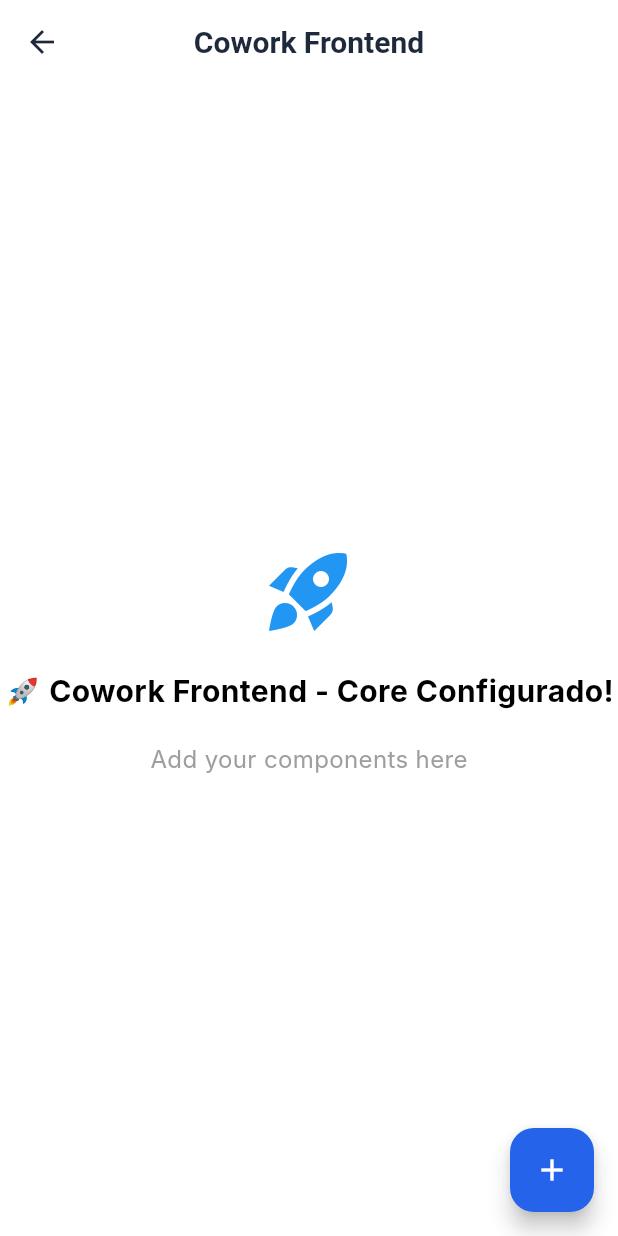
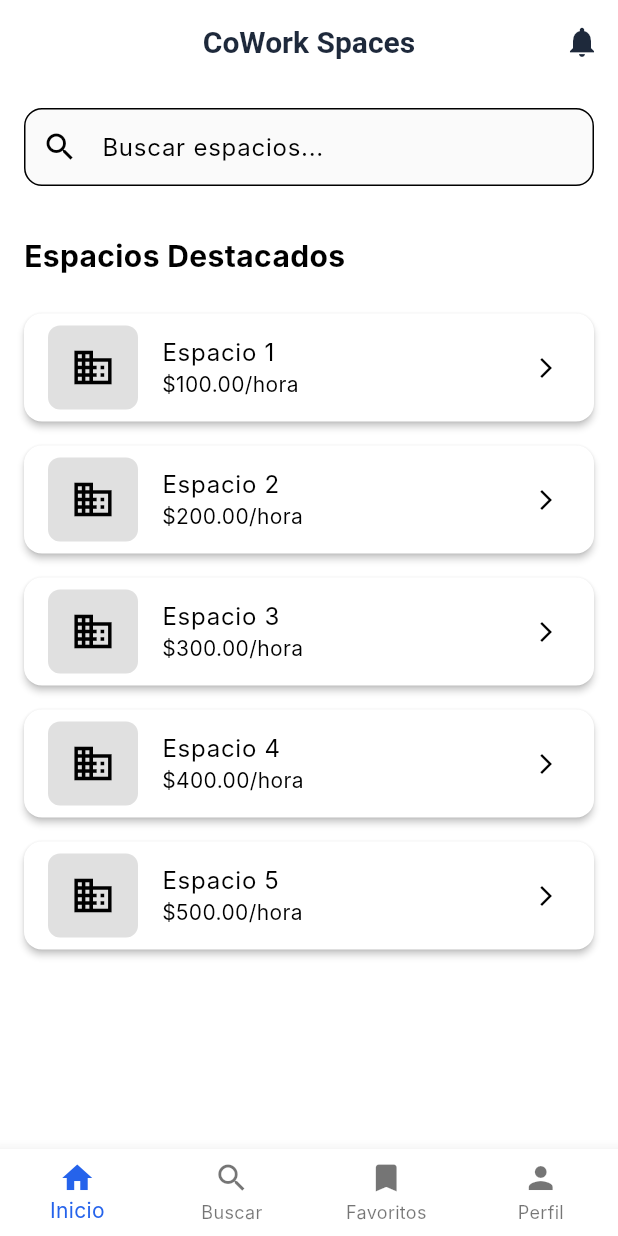
Before and after one commit to imdemian/cowork_mobile, a Flutter app: the HomePage screen opened directly, on a phone screen of 412 x 824 dp. Run offline on Flutter 3.47's test engine with Material 3 defaults, Android fonts, the phone set to English and light mode, and no system bars; our stand-ins replace dartz, dio, get_it; Roboto replaces fonts that are missing (Inter).

Commit message:
feat: Add home feature module
- Create home domain layer (entities, repositories, use cases)
- Create home data layer (models, datasources, repository implementation)
- Create home presentation layer (pages, widgets)
- Update dependency injection for home feature
- Update main.dart to show HomePage as initial screen

```diff
--- /dev/null
+++ b/lib/features/home/data/repositories/home_repository_impl.dart
@@ -0,0 +1,41 @@
+import 'package:dartz/dartz.dart';
+import 'package:cowork_frontend/core/errors/failures.dart';
+import '../../domain/entities/space_entity.dart';
+import '../../domain/repositories/home_repository.dart';
+import '../datasources/home_remote_datasource.dart';
+
+class HomeRepositoryImpl implements HomeRepository {
+  final HomeRemoteDataSource remoteDataSource;
+
+  HomeRepositoryImpl(this.remoteDataSource);
+
+  @override
+  Future<Either<Failure, List<SpaceEntity>>> getSpaces() async {
+    try {
+      final spaces = await remoteDataSource.getSpaces();
+      return Right(spaces.map((model) => model.toEntity()).toList());
+    } catch (e) {
+      return Left(FailureHandler.handleException(e));
+    }
+  }
+
+  @override
+  Future<Either<Failure, List<SpaceEntity>>> getFeaturedSpaces() async {
+    try {
+      final spaces = await remoteDataSource.getFeaturedSpaces();
+      return Right(spaces.map((model) => model.toEntity()).toList());
+    } catch (e) {
+      return Left(FailureHandler.handleException(e));
+    }
+  }
+
+  @override
+  Future<Either<Failure, List<SpaceEntity>>> searchSpaces(String query) async {
+    try {
+      final spaces = await remoteDataSource.searchSpaces(query);
+      return Right(spaces.map((model) => model.toEntity()).toList());
+    } catch (e) {
+      return Left(FailureHandler.handleException(e));
+    }
+  }
+}
--- a/lib/features/home/presentation/pages/home_page.dart
+++ b/lib/features/home/presentation/pages/home_page.dart
@@ -7,34 +7,99 @@ class HomePage extends StatelessWidget {
   Widget build(BuildContext context) {
     return Scaffold(
       appBar: AppBar(
-        title: const Text('Cowork Frontend'),
-        backgroundColor: Theme.of(context).colorScheme.inversePrimary,
+        title: const Text('CoWork Spaces'),
+        actions: [
+          IconButton(
+            icon: const Icon(Icons.notifications),
+            onPressed: () {},
+          ),
+        ],
       ),
-      body: const Center(
+      body: SingleChildScrollView(
         child: Column(
-          mainAxisAlignment: MainAxisAlignment.center,
+          crossAxisAlignment: CrossAxisAlignment.start,
           children: [
-            Icon(Icons.rocket_launch, size: 64, color: Colors.blue),
-            SizedBox(height: 20),
-            Text(
-              '🚀 Cowork Frontend - Core Configurado!',
-              style: TextStyle(fontSize: 20, fontWeight: FontWeight.bold),
-              textAlign: TextAlign.center,
+            // Barra de búsqueda
+            Padding(
+              padding: const EdgeInsets.all(16.0),
+              child: TextField(
+                decoration: InputDecoration(
+                  hintText: 'Buscar espacios...',
+                  prefixIcon: const Icon(Icons.search),
+                  border: OutlineInputBorder(
+                    borderRadius: BorderRadius.circular(12),
+                  ),
+                ),
+              ),
             ),
-            SizedBox(height: 20),
-            Text(
-              'Add your components here',
-              style: TextStyle(fontSize: 16, color: Colors.grey),
+
+            // Espacios destacados
+            const Padding(
+              padding: EdgeInsets.all(16.0),
+              child: Text(
+                'Espacios Destacados',
+                style: TextStyle(
+                  fontSize: 20,
+                  fontWeight: FontWeight.bold,
+                ),
+              ),
+            ),
+
+            // Lista de espacios (por ahora con datos dummy)
+            ListView.builder(
+              shrinkWrap: true,
+              physics: const NeverScrollableScrollPhysics(),
+              itemCount: 5,
+              itemBuilder: (context, index) => _buildSpaceCard(
+                'Espacio ${index + 1}',
+                100.0 * (index + 1),
+              ),
             ),
           ],
         ),
       ),
-      // You can easily add a floating action button, drawer, etc.
-      floatingActionButton: FloatingActionButton(
-        onPressed: () {
-          // Add your action here
-        },
-        child: const Icon(Icons.add),
+      bottomNavigationBar: BottomNavigationBar(
+        currentIndex: 0,
+        type: BottomNavigationBarType.fixed,
+        items: const [
+          BottomNavigationBarItem(
+            icon: Icon(Icons.home),
+            label: 'Inicio',
+          ),
+          BottomNavigationBarItem(
+            icon: Icon(Icons.search),
+            label: 'Buscar',
+          ),
+          BottomNavigationBarItem(
+            icon: Icon(Icons.bookmark),
+            label: 'Favoritos',
+          ),
+          BottomNavigationBarItem(
+            icon: Icon(Icons.person),
+            label: 'Perfil',
+          ),
+        ],
+      ),
+    );
+  }
+
+  Widget _buildSpaceCard(String name, double price) {
+    return Card(
+      margin: const EdgeInsets.symmetric(horizontal: 16, vertical: 8),
+      child: ListTile(
+        leading: Container(
+          width: 60,
+          height: 60,
+          decoration: BoxDecoration(
+            color: Colors.grey[300],
+            borderRadius: BorderRadius.circular(8),
+          ),
+          child: const Icon(Icons.business, size: 30),
+        ),
+        title: Text(name),
+        subtitle: Text('\$${price.toStringAsFixed(2)}/hora'),
+        trailing: const Icon(Icons.arrow_forward_ios, size: 16),
+        onTap: () {},
       ),
     );
   }
--- a/lib/main.dart
+++ b/lib/main.dart
@@ -1,13 +1,10 @@
-import 'package:cowork_frontend/features/auth/presentation/pages/login_page.dart';
 import 'package:flutter/material.dart';
 import 'package:cowork_frontend/core/themes/app_theme.dart';
 import 'package:cowork_frontend/injection/dependency_injection.dart';
 import 'package:cowork_frontend/features/home/presentation/pages/home_page.dart';
 
 void main() {
-  // Configurar dependencias
   DependencyInjection.init();
-
   runApp(const MyApp());
 }
 
@@ -21,8 +18,7 @@ class MyApp extends StatelessWidget {
       theme: AppTheme.lightTheme,
       darkTheme: AppTheme.darkTheme,
       themeMode: ThemeMode.light,
-      home: const LoginPage(),
-      // home: const HomePage(),
+      home: const HomePage(),
       debugShowCheckedModeBanner: false,
     );
   }
```
Also changed, not shown: lib/features/auth/domain/entities/space_entity.dart (added, +16 -0 lines), lib/features/home/data/datasources/home_remote_datasource.dart (added, +55 -0 lines), lib/features/home/data/models/space_model.dart (added, +51 -0 lines), lib/features/home/domain/entities/space_entity.dart (added, +29 -0 lines), lib/features/home/domain/repositories/home_repository.dart (added, +9 -0 lines), lib/features/home/domain/usecases/get_spaces_usecase.dart (added, +14 -0 lines), lib/injection/dependency_injection.dart (+14 -8 lines), lib/features/home/data/models/space_model.g.dart (added), lib/features/home/domain/repositories/home_repository_impl.dart (added), pubspec.lock, 2 other files.
